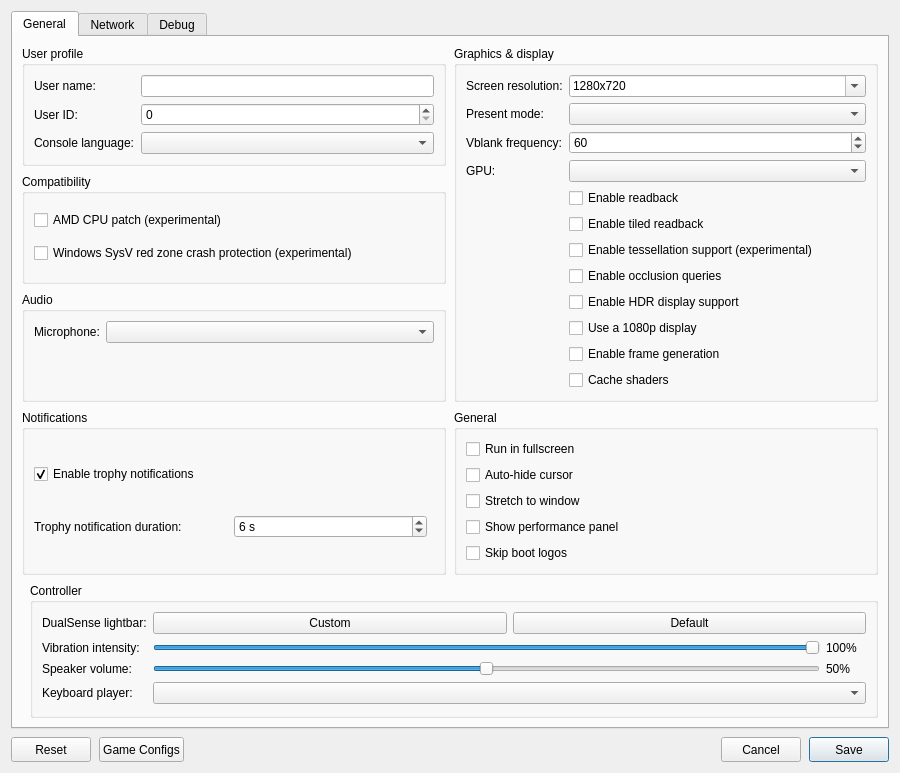
Old version of the form src/launcher/forms/configuration_edit_dialog.ui in the repository vsajjadx/KytyPS5.
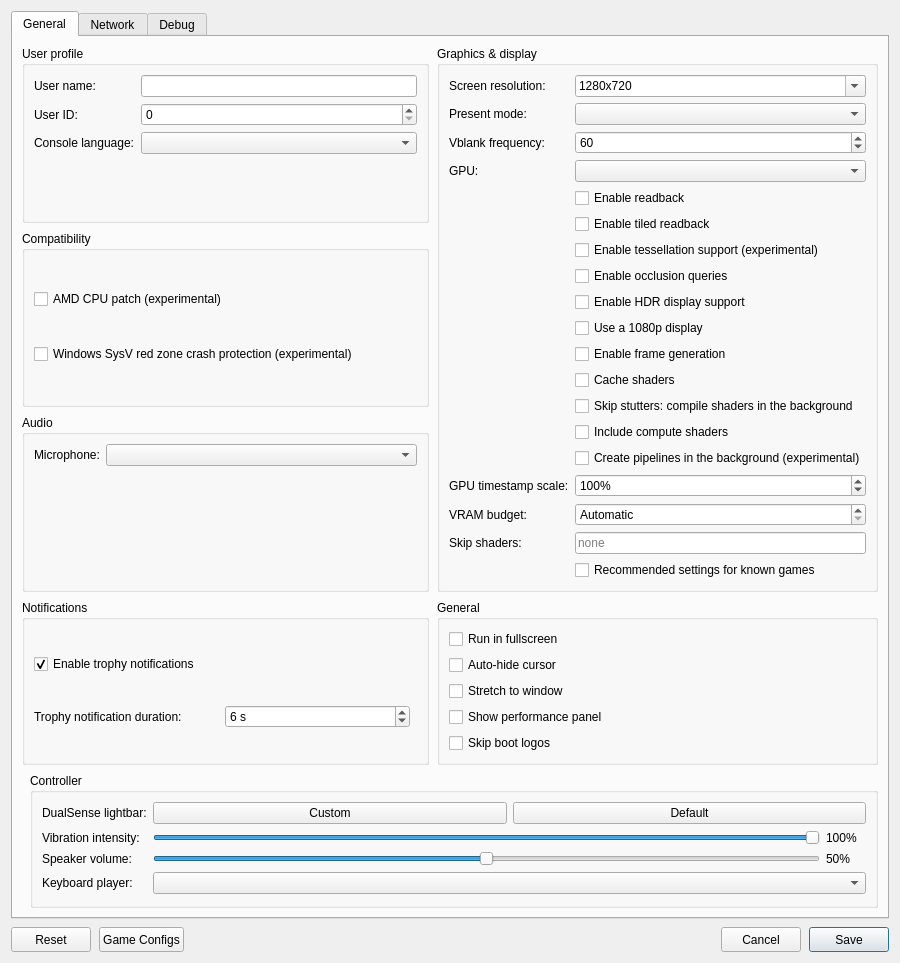
New version of the form. Custom widgets are drawn as their Qt base class.

Commit message: launcher: settings for stutter skipping, VRAM budget and known-game tuning

Patch:
```diff
--- a/src/launcher/forms/configuration_edit_dialog.ui
+++ b/src/launcher/forms/configuration_edit_dialog.ui
@@ -221,6 +221,72 @@
               <property name="text"><string>Cache shaders</string></property>
              </widget>
             </item>
+            <item row="13" column="1">
+             <widget class="QCheckBox" name="checkBox_async_shaders">
+              <property name="toolTip"><string>Compile new shaders in the background instead of freezing the game. Whatever needs a shader that is still compiling is left out for a few frames.</string></property>
+              <property name="text"><string>Skip stutters: compile shaders in the background</string></property>
+             </widget>
+            </item>
+            <item row="14" column="1">
+             <widget class="QCheckBox" name="checkBox_async_compute">
+              <property name="toolTip"><string>Also compile compute shaders in the background. Turn off if a game crashes or loses effects with it on.</string></property>
+              <property name="text"><string>Include compute shaders</string></property>
+             </widget>
+            </item>
+            <item row="15" column="1">
+             <widget class="QCheckBox" name="checkBox_async_pipelines">
+              <property name="toolTip"><string>Create new pipelines in the background too. Can leave screens white in some games (UFC 6's tutorial).</string></property>
+              <property name="text"><string>Create pipelines in the background (experimental)</string></property>
+             </widget>
+            </item>
+            <item row="16" column="0">
+             <widget class="QLabel" name="label_gpu_timestamp_scale">
+              <property name="text"><string>GPU timestamp scale:</string></property>
+             </widget>
+            </item>
+            <item row="16" column="1">
+             <widget class="QSpinBox" name="spinBox_gpu_timestamp_scale">
+              <property name="toolTip"><string>How fast GPU time runs as the game measures it. Above 100%, games with dynamic resolution render smaller and faster; below, larger.</string></property>
+              <property name="suffix"><string>%</string></property>
+              <property name="minimum"><number>10</number></property>
+              <property name="maximum"><number>1000</number></property>
+              <property name="singleStep"><number>25</number></property>
+              <property name="value"><number>100</number></property>
+             </widget>
+            </item>
+            <item row="17" column="0">
+             <widget class="QLabel" name="label_vram_budget">
+              <property name="text"><string>VRAM budget:</string></property>
+             </widget>
+            </item>
+            <item row="17" column="1">
+             <widget class="QSpinBox" name="spinBox_vram_budget">
+              <property name="toolTip"><string>Video memory the emulator's caches stay under. Automatic leaves 1.3 GB of the card for Windows and the driver.</string></property>
+              <property name="specialValueText"><string>Automatic</string></property>
+              <property name="suffix"><string> MB</string></property>
+              <property name="minimum"><number>0</number></property>
+              <property name="maximum"><number>131072</number></property>
+              <property name="singleStep"><number>256</number></property>
+              <property name="value"><number>0</number></property>
+             </widget>
+            </item>
+            <item row="18" column="0">
+             <widget class="QLabel" name="label_skip_shaders">
+              <property name="text"><string>Skip shaders:</string></property>
+             </widget>
+            </item>
+            <item row="18" column="1">
+             <widget class="QLineEdit" name="lineEdit_skip_shaders">
+              <property name="toolTip"><string>Guest shader hashes, as the log's "Compiled vs ..." lines show them, separated by commas, or a text file of them. Whatever draws with them is not drawn.</string></property>
+              <property name="placeholderText"><string>none</string></property>
+             </widget>
+            </item>
+            <item row="19" column="1">
+             <widget class="QCheckBox" name="checkBox_game_tuning">
+              <property name="toolTip"><string>Start known games (UFC 5 and UFC 6) with the settings they were tuned with: a 1080p display, Immediate presentation and the shader cache.</string></property>
+              <property name="text"><string>Recommended settings for known games</string></property>
+             </widget>
+            </item>
            </layout>
           </widget>
          </item>
```
The commit also changes 10 other files.
